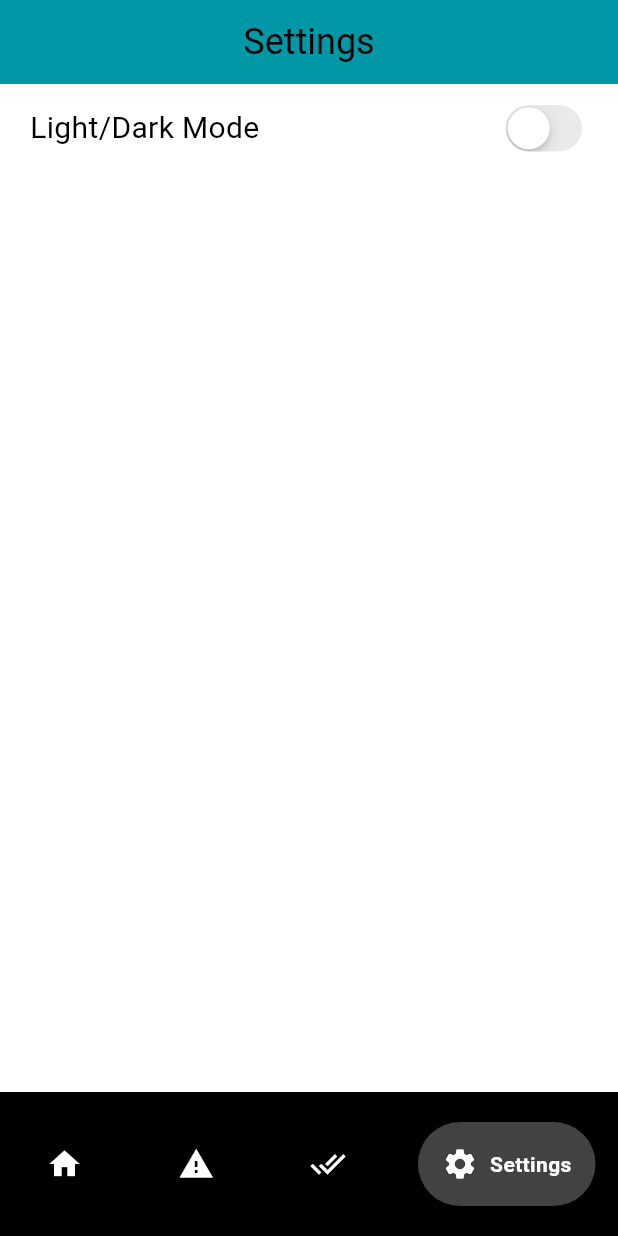
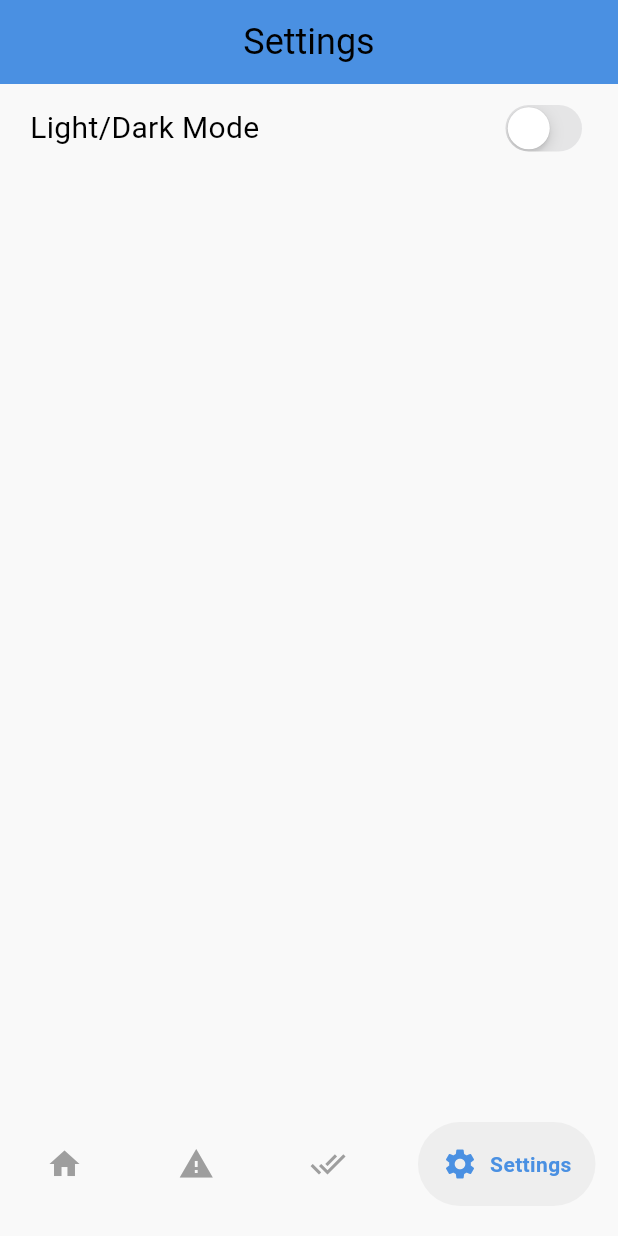
Before and after one commit to Ibrhm75/brivlo, a Flutter app: the screen it shows after launch, item 4 of the bottom bar chosen, on a phone screen of 412 x 824 dp. Run offline on Flutter 3.47's test engine with Material 3 defaults, Android fonts, the phone set to English and light mode, and no system bars; drawn by our look-alikes of google_nav_bar.

Commit message:
changed theme colors

```diff
--- a/lib/pages/home_page.dart
+++ b/lib/pages/home_page.dart
@@ -29,14 +29,14 @@ class _HomePageState extends State<HomePage> {
         child: _widgetOptions.elementAt(_selectedIndex),
       ),
       bottomNavigationBar: Container(
-        color: Colors.black,
+        color: Theme.of(context).colorScheme.background,
         child: Padding(
           padding: const EdgeInsets.symmetric(horizontal: 15, vertical: 20),
           child: GNav(
-            backgroundColor: Colors.black,
-            color: Colors.white,
-            activeColor: Colors.white,
-            tabBackgroundColor: Colors.grey.shade800,
+            backgroundColor: Theme.of(context).colorScheme.background,
+            color: Colors.grey.shade500,
+            activeColor: Theme.of(context).colorScheme.primary,
+            tabBackgroundColor: Colors.grey.shade200,
             gap: 8,
             padding: const EdgeInsets.all(16),
             tabs: const [
--- a/lib/pages/settings_page.dart
+++ b/lib/pages/settings_page.dart
@@ -16,7 +16,7 @@ class SettingsPage extends StatelessWidget {
           'Settings',
           style: TextStyle(fontSize: 24),
         ),
-        backgroundColor: Theme.of(context).colorScheme.inversePrimary,
+        backgroundColor: Theme.of(context).colorScheme.primary,
       ),
       body: Column(
         children: [
--- a/lib/theme/dark_mode.dart
+++ b/lib/theme/dark_mode.dart
@@ -1,12 +1,11 @@
 import 'package:flutter/material.dart';
 
 ThemeData darkMode = ThemeData(
-  colorScheme: ColorScheme.dark(
-    background: Colors.black,
-    primary: Colors.cyan.shade500,
-    secondary: Colors.cyan.shade200,
-    tertiary: Colors.orange.shade500,
-    error: Colors.red.shade300,
-    inversePrimary: Colors.cyan.shade700,
+  colorScheme: const ColorScheme.dark(
+    background: Color(0xFF121212),
+    primary: Color(0xFF4A90E2),
+    secondary: Color(0xFF2CB9A8),
+    tertiary: Color(0xFFFFB84C),
+    inversePrimary: Color(0xFFE0E0E0),
   ),
 );
--- a/lib/theme/light_mode.dart
+++ b/lib/theme/light_mode.dart
@@ -1,12 +1,11 @@
 import 'package:flutter/material.dart';
 
 ThemeData lightMode = ThemeData(
-  colorScheme: ColorScheme.light(
-    background: Colors.white,
-    primary: Colors.cyan.shade500,
-    secondary: Colors.cyan.shade200,
-    tertiary: Colors.orange.shade500,
-    error: Colors.red.shade300,
-    inversePrimary: Colors.cyan.shade700,
+  colorScheme: const ColorScheme.light(
+    background: Color(0xFFF9F9F9),
+    primary: Color(0xFF4A90E2),
+    secondary: Color(0xFF50E3C2),
+    tertiary: Color(0xFFFFD460),
+    inversePrimary: Color(0xFF003366),
   ),
 );
```
Also changed, not shown: pubspec.yaml (+10 -0 lines), assets/images/BrivloLogo.png (added), pubspec.lock, 36 other files.
